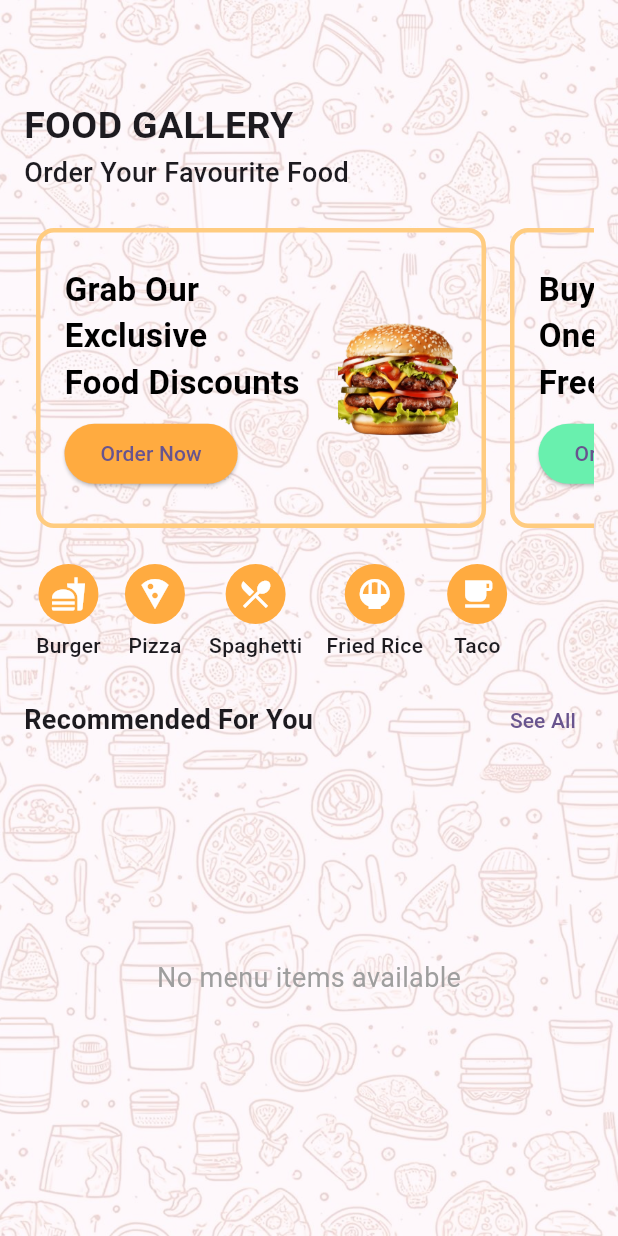
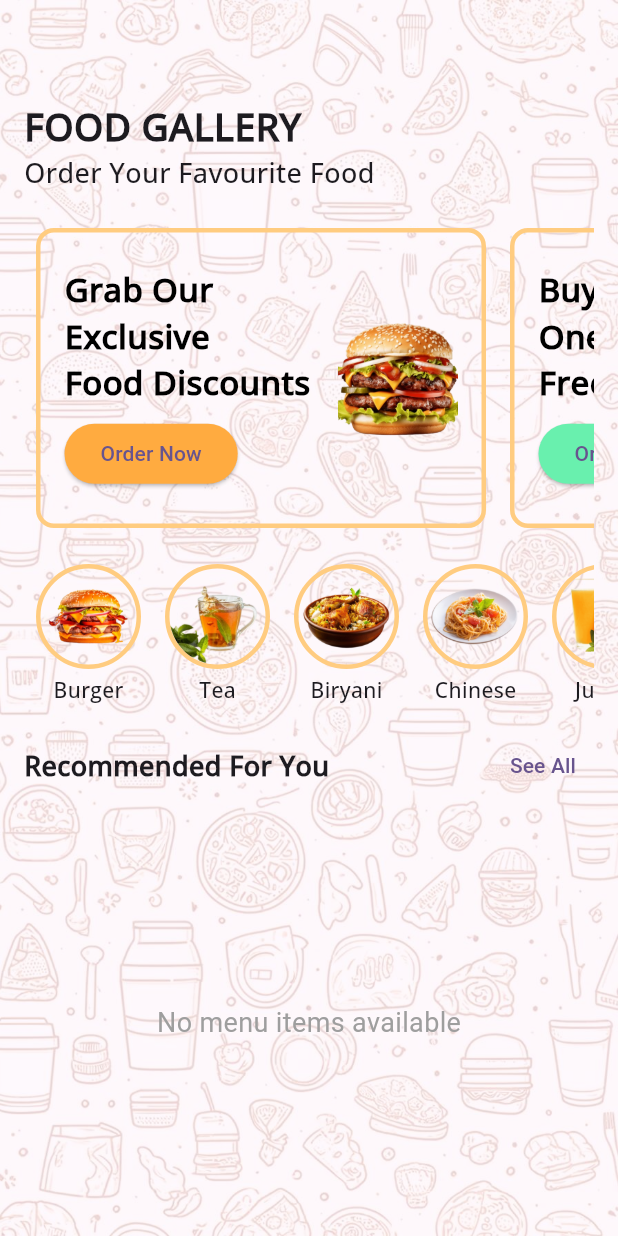
Before and after one commit to musharrafhamraz/Food-Gallery-App, a Flutter app: the screen it shows after launch, on a phone screen of 412 x 824 dp. Run offline on Flutter 3.47's test engine with Material 3 defaults, Android fonts, the phone set to English and light mode, and no system bars; our stand-ins replace cloud_firestore, firebase_auth, firebase_core, firebase_storage, flutter_spinkit, fluttertoast and 2 more; accounts and stored records are empty.

Commit message:
adjusted the design.

```diff
--- a/lib/screens/customer_side/customer_dashboard.dart
+++ b/lib/screens/customer_side/customer_dashboard.dart
@@ -116,14 +116,14 @@ class UserMenuListScreen extends StatelessWidget {
                         style: TextStyle(
                             fontSize: 25,
                             fontWeight: FontWeight.bold,
-                        ),
+                            fontFamily: 'Open Sans'),
                       ),
                       const Text(
                         'Order Your Favourite Food',
                         style: TextStyle(
                             fontSize: 18,
-                          fontWeight: FontWeight.w500,
-                        ),
+                            fontWeight: FontWeight.w300,
+                            fontFamily: 'Open Sans'),
                       ),
                       const SizedBox(height: 16),
                       SingleChildScrollView(
@@ -169,15 +169,19 @@ class UserMenuListScreen extends StatelessWidget {
                         child: Row(
                           children: [
                             CategoryButton(
-                                icon: Icons.fastfood, label: 'Burger'),
+                                imgPath: 'assets/images/burger.png',
+                                label: 'Burger'),
                             CategoryButton(
-                                icon: Icons.local_pizza, label: 'Pizza'),
+                                imgPath: 'assets/images/tea.png', label: 'Tea'),
                             CategoryButton(
-                                icon: Icons.local_dining, label: 'Spaghetti'),
+                                imgPath: 'assets/images/biryani.png',
+                                label: 'Biryani'),
                             CategoryButton(
-                                icon: Icons.rice_bowl, label: 'Fried Rice'),
+                                imgPath: 'assets/images/chinese.png',
+                                label: 'Chinese'),
                             CategoryButton(
-                                icon: Icons.free_breakfast, label: 'Taco'),
+                                imgPath: 'assets/images/juice.png',
+                                label: 'Juices'),
                           ],
                         ),
                       ),
@@ -195,7 +199,7 @@ class UserMenuListScreen extends StatelessWidget {
                           style: TextStyle(
                               fontSize: 18,
                               fontWeight: FontWeight.bold,
-                          ),
+                              fontFamily: 'Open Sans'),
                         ),
                         TextButton(
                             onPressed: () {}, child: const Text('See All'))
@@ -309,6 +313,7 @@ class UserMenuListScreen extends StatelessWidget {
                   style: const TextStyle(
                       fontSize: 22,
                       fontWeight: FontWeight.bold,
+                      fontFamily: 'Open Sans',
                       color: Colors.black),
                 ),
                 const SizedBox(height: 8),
@@ -336,27 +341,45 @@ class UserMenuListScreen extends StatelessWidget {
 }
 
 class CategoryButton extends StatelessWidget {
-  final IconData icon;
+  final String imgPath;
   final String label;
 
-  const CategoryButton({super.key, required this.icon, required this.label});
+  const CategoryButton({super.key, required this.label, required this.imgPath});
 
   @override
   Widget build(BuildContext context) {
-    return Padding(
+    return GestureDetector(
+      onTap: () {
+        // print('hello');
+      },
+      child: Padding(
         padding: const EdgeInsets.symmetric(horizontal: 8.0),
         child: Column(
           children: [
-          CircleAvatar(
-            backgroundColor: Colors.orangeAccent,
-            child: Icon(icon, color: Colors.white),
+            Container(
+              height: 70,
+              width: 70,
+              decoration: BoxDecoration(
+                  border: Border.all(color: Colors.orange.shade200, width: 3),
+                  borderRadius: BorderRadius.circular(35)),
+              child: ClipRRect(
+                borderRadius: BorderRadius.circular(35),
+                child: Image(
+                    fit: BoxFit.contain,
+                    height: 50,
+                    image: AssetImage(imgPath)),
+              ),
             ),
             const SizedBox(height: 4),
             Text(
               label,
-            style: const TextStyle(fontSize: 14, fontWeight: FontWeight.w500),
+              style: const TextStyle(
+                  fontSize: 14,
+                  fontWeight: FontWeight.w300,
+                  fontFamily: 'Open Sans'),
             ),
           ],
+        ),
       ),
     );
   }
```
Also changed, not shown: pubspec.yaml (+8 -6 lines), assets/fonts/OpenSans-LightItalic.ttf (added), assets/fonts/OpenSans-Medium.ttf (added), assets/fonts/OpenSans-MediumItalic.ttf (added), assets/fonts/OpenSans_SemiCondensed-BoldItalic.ttf (added), assets/images/biryani.png (added), assets/images/burger.png (added), assets/images/chinese.png (added), assets/images/juice.png (added), assets/images/tea.png (added). Lines whose indentation alone changed are shown as unchanged.
